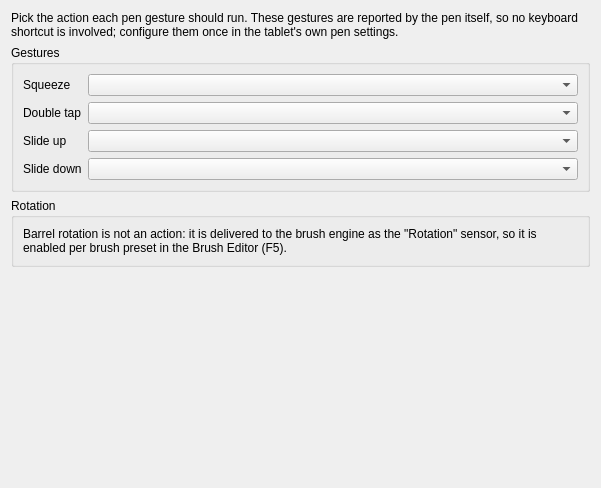
This is plugins/extensions/pensettings/wdg_pensettings.ui in pongkhunwuttijarat-droid/perfectnote-krita as Qt 5 draws it before an edit. The edited form follows.
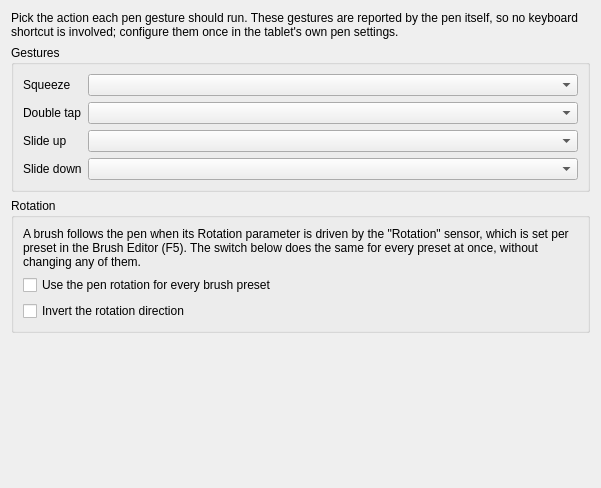
This is the edited form.

Commit message: Add a pen rotation override that never touches the presets

Patch:
```diff
--- a/plugins/extensions/pensettings/wdg_pensettings.ui
+++ b/plugins/extensions/pensettings/wdg_pensettings.ui
@@ -95,13 +95,27 @@
       <item>
        <widget class="QLabel" name="labelRotation">
         <property name="text">
-         <string>Barrel rotation is not an action: it is delivered to the brush engine as the &quot;Rotation&quot; sensor, so it is enabled per brush preset in the Brush Editor (F5).</string>
+         <string>A brush follows the pen when its Rotation parameter is driven by the &quot;Rotation&quot; sensor, which is set per preset in the Brush Editor (F5). The switch below does the same for every preset at once, without changing any of them.</string>
         </property>
         <property name="wordWrap">
          <bool>true</bool>
         </property>
        </widget>
       </item>
+      <item>
+       <widget class="QCheckBox" name="chkRotationOverride">
+        <property name="text">
+         <string>Use the pen rotation for every brush preset</string>
+        </property>
+       </widget>
+      </item>
+      <item>
+       <widget class="QCheckBox" name="chkRotationInverted">
+        <property name="text">
+         <string>Invert the rotation direction</string>
+        </property>
+       </widget>
+      </item>
      </layout>
     </widget>
    </item>
```
The commit also changes 5 other files.
